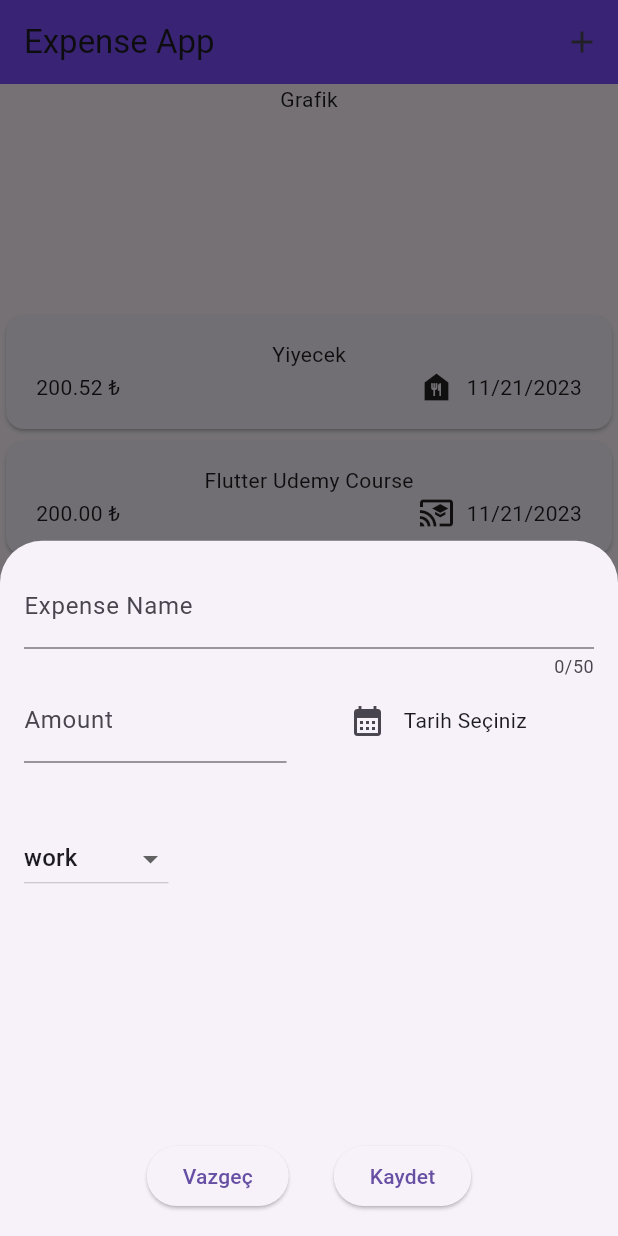
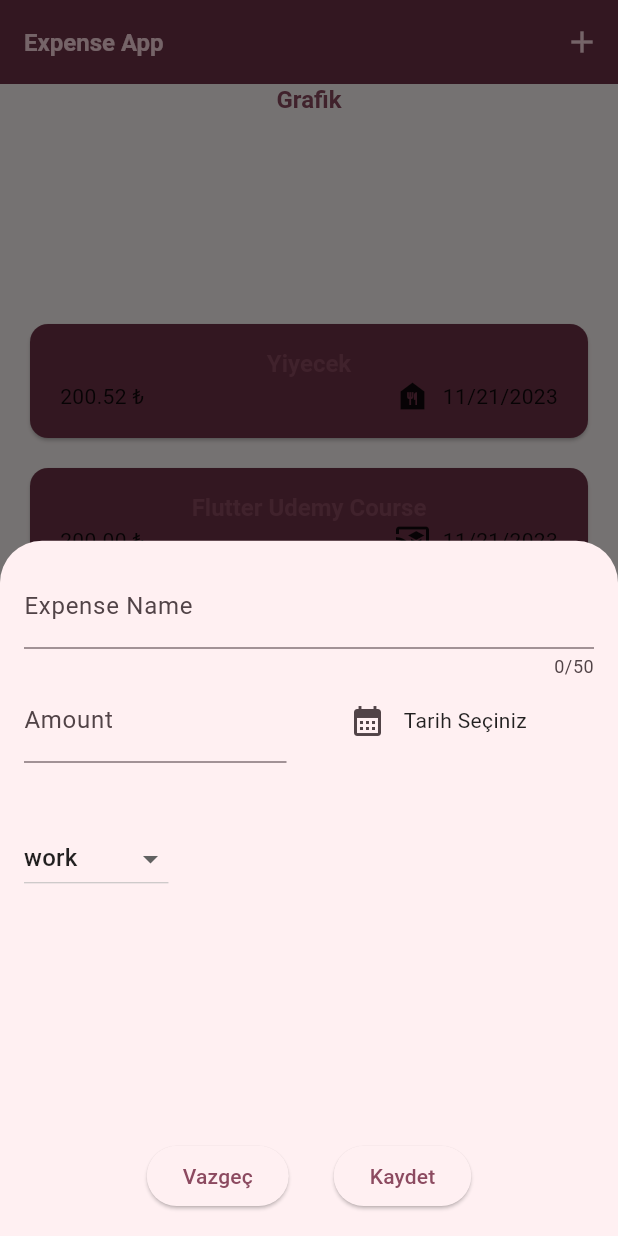
Before and after one commit to halit-kalayci-instruction/tobeto1a-flutter-projects, a Flutter app: the screen it shows after launch, after a tap on the "add" icon, on a phone screen of 412 x 824 dp. Run offline on Flutter 3.47's test engine with Material 2 defaults, Android fonts, the phone set to English and light mode, and no system bars.

Commit message:
color scheme

```diff
--- a/expenseapp/lib/main.dart
+++ b/expenseapp/lib/main.dart
@@ -1,12 +1,32 @@
-import 'package:expenseapp/pages/expense_list.dart';
 import 'package:expenseapp/pages/main_page.dart';
 import 'package:flutter/material.dart';
 
-// Single Responsibility
+ColorScheme lightColorsScheme = ColorScheme.fromSeed(seedColor: Colors.black54);
 void main() {
+  // Tema kuralları özelden globale doğru önem sırası arz eder.
   runApp(
-    MaterialApp(theme: ThemeData(useMaterial3: true), home: MainPage()),
+    MaterialApp(
+        theme: ThemeData(
+          useMaterial3: true,
+          colorScheme: lightColorsScheme,
+          appBarTheme: const AppBarTheme().copyWith(
+              backgroundColor: lightColorsScheme.onPrimaryContainer,
+              foregroundColor: lightColorsScheme.primaryContainer),
+          cardTheme: const CardTheme().copyWith(
+              color: lightColorsScheme.onPrimaryContainer,
+              margin: const EdgeInsets.symmetric(horizontal: 20, vertical: 10)),
+          textTheme: ThemeData().textTheme.copyWith(
+                titleLarge: TextStyle(
+                    fontWeight: FontWeight.bold,
+                    color: lightColorsScheme.primary,
+                    fontSize: 16),
+              ),
+        ),
+        home: MainPage()),
   );
 }
 
 // modelleme => üzerinde çalışılacak yapıların uygulamada nesne haline getirilmesi
+
+// global theme modülleri hazırlamak
+// silme işleminde Snackbar gösterilmesi ve undo işleminin kodlanması..
--- a/expenseapp/lib/pages/expense_list.dart
+++ b/expenseapp/lib/pages/expense_list.dart
@@ -19,9 +19,12 @@ class _ExpenseListState extends State<ExpenseList> {
         mainAxisAlignment: MainAxisAlignment.center,
         crossAxisAlignment: CrossAxisAlignment.center,
         children: [
-          const SizedBox(
+          SizedBox(
             height: 150,
-            child: Text("Grafik"),
+            child: Text(
+              "Grafik",
+              style: Theme.of(context).textTheme.titleLarge,
+            ),
           ),
           Expanded(
             child: ListView.builder(
@@ -46,3 +49,5 @@ class _ExpenseListState extends State<ExpenseList> {
   }
 }
 // Topbar eklemek vs..
+// Theming
+// 10:15
--- a/expenseapp/lib/pages/main_page.dart
+++ b/expenseapp/lib/pages/main_page.dart
@@ -40,7 +40,6 @@ class _MainPageState extends State<MainPage> {
   Widget build(BuildContext context) {
     return Scaffold(
       appBar: AppBar(
-        backgroundColor: Colors.deepPurpleAccent,
         title: const Text("Expense App"),
         actions: [
           IconButton(
--- a/expenseapp/lib/widgets/expense_item.dart
+++ b/expenseapp/lib/widgets/expense_item.dart
@@ -13,7 +13,10 @@ class ExpenseItem extends StatelessWidget {
         padding: const EdgeInsets.symmetric(horizontal: 20, vertical: 16),
         child: Column(
           children: [
-            Text(expense.name),
+            Text(
+              expense.name,
+              style: Theme.of(context).textTheme.titleLarge,
+            ),
             Row(
               children: [
                 // String Interpolation
```
